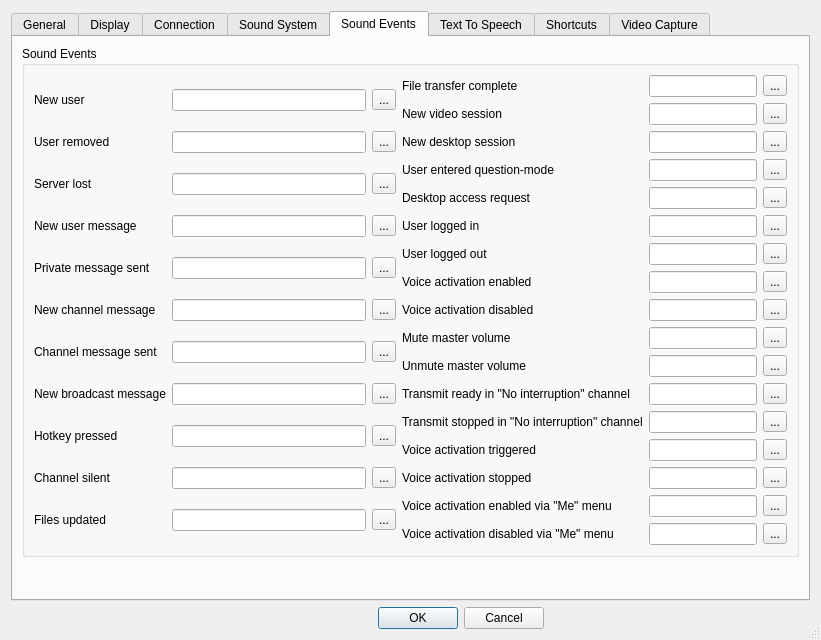
This is Client/qtTeamTalk/preferences.ui in BearWare/TeamTalk5 as Qt 5 draws it before an edit. The edited form follows.
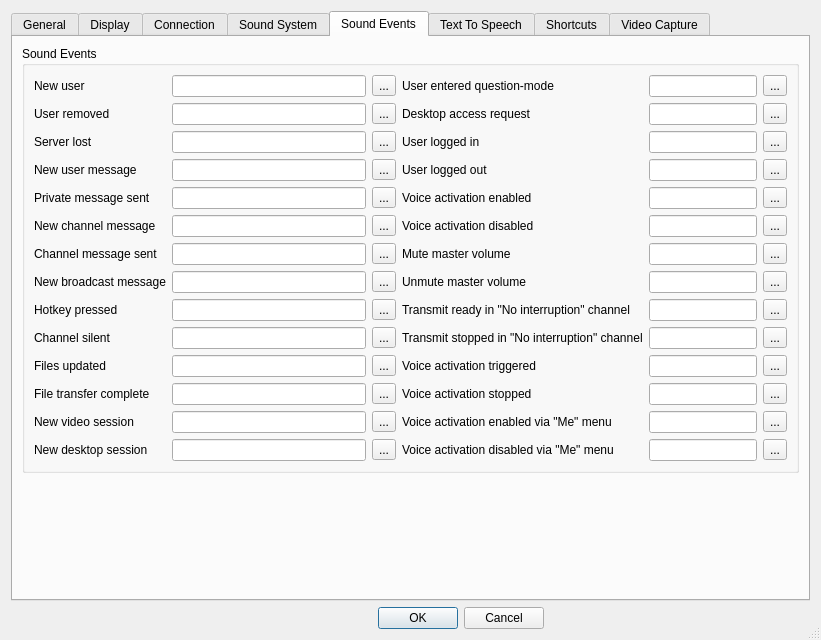
This is the edited form. The open tabs and pages were chosen to show the change. Icons and pictures are not drawn. Custom widgets are drawn as their Qt base class.

Commit message: 13 rows in 2 columns

```diff
--- a/Client/qtTeamTalk/preferences.ui
+++ b/Client/qtTeamTalk/preferences.ui
@@ -1426,11 +1426,7 @@
               </property>
              </widget>
             </item>
-           </layout>
-          </item>
-          <item>
-           <layout class="QGridLayout" name="gridLayout_7">
-            <item row="0" column="0">
+            <item row="11" column="0">
              <widget class="QLabel" name="label_24">
               <property name="text">
                <string>File transfer complete</string>
@@ -1440,10 +1436,10 @@
               </property>
              </widget>
             </item>
-            <item row="0" column="1">
+            <item row="11" column="1">
              <widget class="QLineEdit" name="transferdoneEdit"/>
             </item>
-            <item row="0" column="2">
+            <item row="11" column="2">
              <widget class="QToolButton" name="transferdoneButton">
               <property name="accessibleName">
                <string>Browse</string>
@@ -1453,7 +1449,7 @@
               </property>
              </widget>
             </item>
-            <item row="1" column="0">
+            <item row="12" column="0">
              <widget class="QLabel" name="label_32">
               <property name="text">
                <string>New video session</string>
@@ -1463,10 +1459,10 @@
               </property>
              </widget>
             </item>
-            <item row="1" column="1">
+            <item row="12" column="1">
              <widget class="QLineEdit" name="videosessionEdit"/>
             </item>
-            <item row="1" column="2">
+            <item row="12" column="2">
              <widget class="QToolButton" name="videosessionButton">
               <property name="accessibleName">
                <string>Browse</string>
@@ -1476,7 +1472,7 @@
               </property>
              </widget>
             </item>
-            <item row="2" column="0">
+            <item row="13" column="0">
              <widget class="QLabel" name="label_37">
               <property name="text">
                <string>New desktop session</string>
@@ -1486,10 +1482,10 @@
               </property>
              </widget>
             </item>
-            <item row="2" column="1">
+            <item row="13" column="1">
              <widget class="QLineEdit" name="desktopsessionEdit"/>
             </item>
-            <item row="2" column="2">
+            <item row="13" column="2">
              <widget class="QToolButton" name="desktopsessionButton">
               <property name="accessibleName">
                <string>Browse</string>
@@ -1499,7 +1495,11 @@
               </property>
              </widget>
             </item>
-            <item row="3" column="0">
+           </layout>
+          </item>
+          <item>
+           <layout class="QGridLayout" name="gridLayout_7">
+            <item row="0" column="0">
              <widget class="QLabel" name="label_38">
               <property name="text">
                <string>User entered question-mode</string>
@@ -1509,10 +1509,10 @@
               </property>
              </widget>
             </item>
-            <item row="3" column="1">
+            <item row="0" column="1">
              <widget class="QLineEdit" name="questionmodeEdit"/>
             </item>
-            <item row="3" column="2">
+            <item row="0" column="2">
              <widget class="QToolButton" name="questionmodeBtn">
               <property name="accessibleName">
                <string>Browse</string>
@@ -1522,7 +1522,7 @@
               </property>
              </widget>
             </item>
-            <item row="4" column="0">
+            <item row="1" column="0">
              <widget class="QLabel" name="label_40">
               <property name="text">
                <string>Desktop access request</string>
@@ -1532,10 +1532,10 @@
               </property>
              </widget>
             </item>
-            <item row="4" column="1">
+            <item row="1" column="1">
              <widget class="QLineEdit" name="desktopaccessEdit"/>
             </item>
-            <item row="4" column="2">
+            <item row="1" column="2">
              <widget class="QToolButton" name="desktopaccessBtn">
               <property name="accessibleName">
                <string>Browse</string>
@@ -1545,7 +1545,7 @@
               </property>
              </widget>
             </item>
-            <item row="5" column="0">
+            <item row="2" column="0">
              <widget class="QLabel" name="label_60">
               <property name="text">
                <string>User logged in</string>
@@ -1555,10 +1555,10 @@
               </property>
              </widget>
             </item>
-            <item row="5" column="1">
+            <item row="2" column="1">
              <widget class="QLineEdit" name="userloggedinEdit"/>
             </item>
-            <item row="5" column="2">
+            <item row="2" column="2">
              <widget class="QToolButton" name="userloggedinButton">
               <property name="accessibleName">
                <string>Browse</string>
@@ -1568,7 +1568,7 @@
               </property>
              </widget>
             </item>
-            <item row="6" column="0">
+            <item row="3" column="0">
              <widget class="QLabel" name="label_61">
               <property name="text">
                <string>User logged out</string>
@@ -1578,10 +1578,10 @@
               </property>
              </widget>
             </item>
-            <item row="6" column="1">
+            <item row="3" column="1">
              <widget class="QLineEdit" name="userloggedoutEdit"/>
             </item>
-            <item row="6" column="2">
+            <item row="3" column="2">
              <widget class="QToolButton" name="userloggedoutButton">
               <property name="accessibleName">
                <string>Browse</string>
@@ -1591,7 +1591,7 @@
               </property>
              </widget>
             </item>
-            <item row="7" column="0">
+            <item row="4" column="0">
              <widget class="QLabel" name="label_62">
               <property name="text">
                <string>Voice activation enabled</string>
@@ -1601,10 +1601,10 @@
               </property>
              </widget>
             </item>
-            <item row="7" column="1">
+            <item row="4" column="1">
              <widget class="QLineEdit" name="voiceactonEdit"/>
             </item>
-            <item row="7" column="2">
+            <item row="4" column="2">
              <widget class="QToolButton" name="voiceactonButton">
               <property name="accessibleName">
                <string>Browse</string>
@@ -1614,7 +1614,7 @@
               </property>
              </widget>
             </item>
-            <item row="8" column="0">
+            <item row="5" column="0">
              <widget class="QLabel" name="label_63">
               <property name="text">
                <string>Voice activation disabled</string>
@@ -1624,10 +1624,10 @@
               </property>
              </widget>
             </item>
-            <item row="8" column="1">
+            <item row="5" column="1">
              <widget class="QLineEdit" name="voiceactoffEdit"/>
             </item>
-            <item row="8" column="2">
+            <item row="5" column="2">
              <widget class="QToolButton" name="voiceactoffButton">
               <property name="accessibleName">
                <string>Browse</string>
@@ -1637,7 +1637,7 @@
               </property>
              </widget>
             </item>
-            <item row="9" column="0">
+            <item row="6" column="0">
              <widget class="QLabel" name="label_64">
               <property name="text">
                <string>Mute master volume</string>
@@ -1647,10 +1647,10 @@
               </property>
              </widget>
             </item>
-            <item row="9" column="1">
+            <item row="6" column="1">
              <widget class="QLineEdit" name="muteallonEdit"/>
             </item>
-            <item row="9" column="2">
+            <item row="6" column="2">
              <widget class="QToolButton" name="muteallonButton">
               <property name="accessibleName">
                <string>Browse</string>
@@ -1660,7 +1660,7 @@
               </property>
              </widget>
             </item>
-            <item row="10" column="0">
+            <item row="7" column="0">
              <widget class="QLabel" name="label_65">
               <property name="text">
                <string>Unmute master volume</string>
@@ -1670,10 +1670,10 @@
               </property>
              </widget>
             </item>
-            <item row="10" column="1">
+            <item row="7" column="1">
              <widget class="QLineEdit" name="mutealloffEdit"/>
             </item>
-            <item row="10" column="2">
+            <item row="7" column="2">
              <widget class="QToolButton" name="mutealloffButton">
               <property name="accessibleName">
                <string>Browse</string>
@@ -1683,7 +1683,7 @@
               </property>
              </widget>
             </item>
-            <item row="11" column="0">
+            <item row="8" column="0">
              <widget class="QLabel" name="label_66">
               <property name="text">
                <string>Transmit ready in "No interruption" channel</string>
@@ -1693,10 +1693,10 @@
               </property>
              </widget>
             </item>
-            <item row="11" column="1">
+            <item row="8" column="1">
              <widget class="QLineEdit" name="transmitqueueheadEdit"/>
             </item>
-            <item row="11" column="2">
+            <item row="8" column="2">
              <widget class="QToolButton" name="transmitqueueheadButton">
               <property name="accessibleName">
                <string>Browse</string>
@@ -1706,7 +1706,7 @@
               </property>
              </widget>
             </item>
-            <item row="12" column="0">
+            <item row="9" column="0">
              <widget class="QLabel" name="label_67">
               <property name="text">
                <string>Transmit stopped in "No interruption" channel</string>
@@ -1716,10 +1716,10 @@
               </property>
              </widget>
             </item>
-            <item row="12" column="1">
+            <item row="9" column="1">
              <widget class="QLineEdit" name="transmitqueuestopEdit"/>
             </item>
-            <item row="12" column="2">
+            <item row="9" column="2">
              <widget class="QToolButton" name="transmitqueuestopButton">
               <property name="accessibleName">
                <string>Browse</string>
@@ -1729,7 +1729,7 @@
               </property>
              </widget>
             </item>
-            <item row="13" column="0">
+            <item row="10" column="0">
              <widget class="QLabel" name="label_68">
               <property name="text">
                <string>Voice activation triggered</string>
@@ -1739,10 +1739,10 @@
               </property>
              </widget>
             </item>
-            <item row="13" column="1">
+            <item row="10" column="1">
              <widget class="QLineEdit" name="voiceacttrigEdit"/>
             </item>
-            <item row="13" column="2">
+            <item row="10" column="2">
              <widget class="QToolButton" name="voiceacttrigButton">
               <property name="accessibleName">
                <string>Browse</string>
@@ -1752,7 +1752,7 @@
               </property>
              </widget>
             </item>
-            <item row="14" column="0">
+            <item row="11" column="0">
              <widget class="QLabel" name="label_69">
               <property name="text">
                <string>Voice activation stopped</string>
@@ -1762,10 +1762,10 @@
               </property>
              </widget>
             </item>
-            <item row="14" column="1">
+            <item row="11" column="1">
              <widget class="QLineEdit" name="voiceactstopEdit"/>
             </item>
-            <item row="14" column="2">
+            <item row="11" column="2">
              <widget class="QToolButton" name="voiceactstopButton">
               <property name="accessibleName">
                <string>Browse</string>
@@ -1775,7 +1775,7 @@
               </property>
              </widget>
             </item>
-            <item row="15" column="0">
+            <item row="12" column="0">
              <widget class="QLabel" name="label_70">
               <property name="text">
                <string>Voice activation enabled via "Me" menu</string>
@@ -1785,10 +1785,10 @@
               </property>
              </widget>
             </item>
-            <item row="15" column="1">
+            <item row="12" column="1">
              <widget class="QLineEdit" name="voiceactmeonEdit"/>
             </item>
-            <item row="15" column="2">
+            <item row="12" column="2">
              <widget class="QToolButton" name="voiceactmeonButton">
               <property name="accessibleName">
                <string>Browse</string>
@@ -1798,7 +1798,7 @@
               </property>
              </widget>
             </item>
-            <item row="16" column="0">
+            <item row="13" column="0">
              <widget class="QLabel" name="label_71">
               <property name="text">
                <string>Voice activation disabled via "Me" menu</string>
@@ -1808,10 +1808,10 @@
               </property>
              </widget>
             </item>
-            <item row="16" column="1">
+            <item row="13" column="1">
              <widget class="QLineEdit" name="voiceactmeoffEdit"/>
             </item>
-            <item row="16" column="2">
+            <item row="13" column="2">
              <widget class="QToolButton" name="voiceactmeoffButton">
               <property name="accessibleName">
                <string>Browse</string>
```
